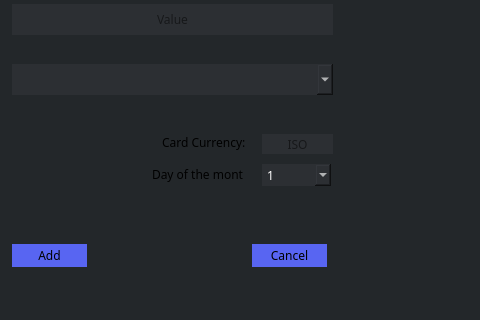
The window that 3_Solution/CleverClient/addoutcomedialog.ui (georgecpp/CleverPocket) describes before a commit, drawn with Qt 5; both pictures show x 178 to 658 and y 186 to 506 of the 800 by 600 pixel window.
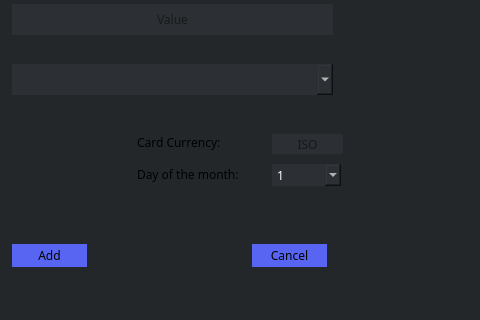
The same window after the commit.

```diff
--- a/3_Solution/CleverClient/addoutcomedialog.ui
+++ b/3_Solution/CleverClient/addoutcomedialog.ui
@@ -140,7 +140,7 @@
    <widget class="QComboBox" name="dayOfMonthComboBox">
     <property name="geometry">
      <rect>
-      <x>290</x>
+      <x>300</x>
       <y>300</y>
       <width>69</width>
       <height>22</height>
@@ -324,9 +324,9 @@
    <widget class="QLabel" name="label">
     <property name="geometry">
      <rect>
-      <x>180</x>
+      <x>165</x>
       <y>300</y>
-      <width>91</width>
+      <width>131</width>
       <height>20</height>
      </rect>
     </property>
@@ -420,9 +420,9 @@
    <widget class="QLabel" name="label_2">
     <property name="geometry">
      <rect>
-      <x>190</x>
+      <x>165</x>
       <y>270</y>
-      <width>91</width>
+      <width>101</width>
       <height>16</height>
      </rect>
     </property>
@@ -446,7 +446,7 @@
    <widget class="QLineEdit" name="cardCurrencyISO">
     <property name="geometry">
      <rect>
-      <x>290</x>
+      <x>300</x>
       <y>270</y>
       <width>71</width>
       <height>20</height>
```
